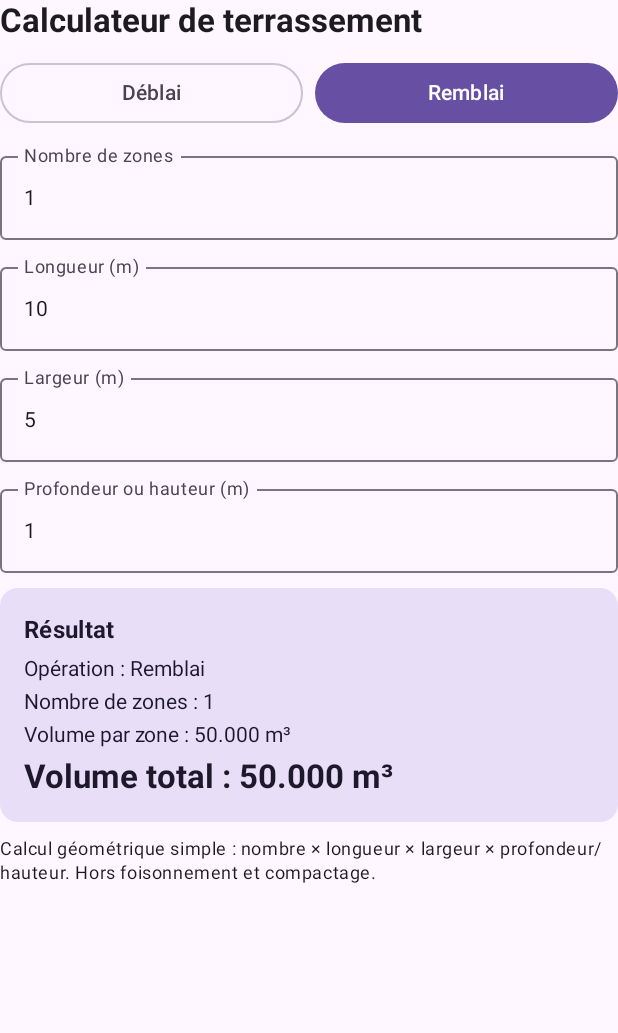
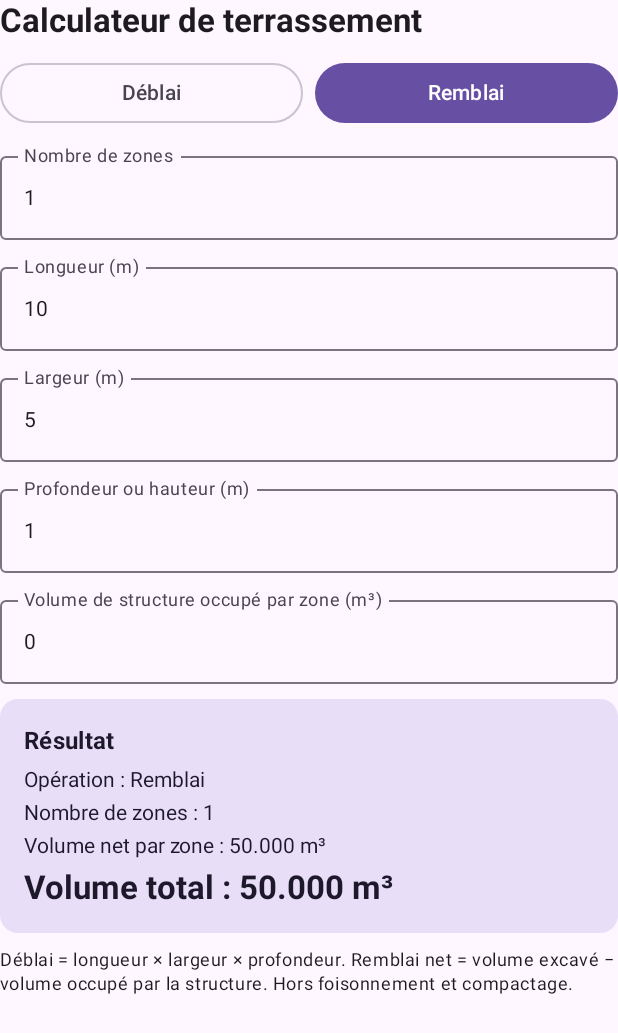
Before and after one commit to amingocha058-cyber/Btp-Pro-Dz, an Android app built with Jetpack Compose: the composable EarthworksCalculator shown on its own in the app's theme, after a tap on "Remblai", on a phone screen of 412 x 824 dp. Shown: the top 1033 px of the screen. Run offline under Robolectric (Android 15) with nearby library versions, the phone set to English and light mode, and no system bars; our stand-ins replace Room's generated code.

Commit message:
Use earthwork engine for net backfill calculation

```diff
--- a/app/src/main/java/dz/btpprodz/MainActivity.kt
+++ b/app/src/main/java/dz/btpprodz/MainActivity.kt
@@ -36,6 +36,8 @@ import androidx.compose.ui.Modifier
 import androidx.compose.ui.platform.LocalContext
 import androidx.compose.ui.text.font.FontWeight
 import androidx.compose.ui.unit.dp
+import dz.btpprodz.domain.calculations.EarthworkCalculator
+import java.math.BigDecimal
 import dz.btpprodz.data.AppSettingEntity
 import dz.btpprodz.data.BtpDatabase
 import dz.btpprodz.data.CustomUnitEntity
@@ -363,14 +365,30 @@ private fun EarthworksCalculator(isArabic: Boolean) {
     var lengthText by remember { mutableStateOf("10") }
     var widthText by remember { mutableStateOf("5") }
     var depthText by remember { mutableStateOf("1") }
+    var occupiedVolumeText by remember { mutableStateOf("0") }
 
     val quantity = quantityText.toDoubleOrNull() ?: 0.0
     val length = lengthText.toDoubleOrNull() ?: 0.0
     val width = widthText.toDoubleOrNull() ?: 0.0
     val depth = depthText.toDoubleOrNull() ?: 0.0
-    val valid = quantity > 0 && quantity % 1.0 == 0.0 && length > 0 && width > 0 && depth > 0
-    val unitVolume = length * width * depth
-    val totalVolume = if (valid) quantity * unitVolume else 0.0
+    val occupiedVolume = occupiedVolumeText.toBigDecimalOrNull()
+    val excavation = runCatching {
+        EarthworkCalculator.rectangularExcavation(
+            length.toBigDecimal(), width.toBigDecimal(), depth.toBigDecimal()
+        ).volumeCubicMeters
+    }.getOrNull()
+    val backfillPerZone = if (operation == 1 && excavation != null && occupiedVolume != null) {
+        runCatching { EarthworkCalculator.backfill(excavation, occupiedVolume).netVolumeCubicMeters }.getOrNull()
+    } else null
+    val unitVolume = when (operation) {
+        0 -> excavation?.toDouble() ?: 0.0
+        else -> backfillPerZone?.toDouble() ?: 0.0
+    }
+    val totalVolume = quantity * unitVolume
+    val valid = quantity.isFinite() && quantity > 0.0 && quantity % 1.0 == 0.0 &&
+        quantity <= Int.MAX_VALUE && length.isFinite() && width.isFinite() && depth.isFinite() &&
+        length > 0.0 && width > 0.0 && depth > 0.0 && unitVolume.isFinite() &&
+        totalVolume.isFinite() && (operation == 0 || backfillPerZone != null)
 
     Column(verticalArrangement = Arrangement.spacedBy(10.dp)) {
         Text(
@@ -394,6 +412,9 @@ private fun EarthworksCalculator(isArabic: Boolean) {
         NumberField(if (isArabic) "الطول (م)" else "Longueur (m)", lengthText) { lengthText = it }
         NumberField(if (isArabic) "العرض (م)" else "Largeur (m)", widthText) { widthText = it }
         NumberField(if (isArabic) "العمق أو الارتفاع (م)" else "Profondeur ou hauteur (m)", depthText) { depthText = it }
+        if (operation == 1) {
+            NumberField(if (isArabic) "حجم المنشأ داخل الحفر لكل منطقة (م³)" else "Volume de structure occupé par zone (m³)", occupiedVolumeText) { occupiedVolumeText = it }
+        }
 
         Card(colors = CardDefaults.cardColors(containerColor = MaterialTheme.colorScheme.secondaryContainer)) {
             Column(
@@ -403,21 +424,29 @@ private fun EarthworksCalculator(isArabic: Boolean) {
                 Text(if (isArabic) "النتيجة" else "Résultat", style = MaterialTheme.typography.titleMedium, fontWeight = FontWeight.Bold)
                 Text(if (isArabic) "العملية: ${if (operation == 0) "حفر" else "ردم"}" else "Opération : ${if (operation == 0) "Déblai" else "Remblai"}")
                 Text(if (isArabic) "عدد المناطق: ${if (quantity >= 0) quantity.toInt() else 0}" else "Nombre de zones : ${if (quantity >= 0) quantity.toInt() else 0}")
-                Text(if (isArabic) "حجم المنطقة الواحدة: ${"%.3f".format(unitVolume)} م³" else "Volume par zone : ${"%.3f".format(unitVolume)} m³")
+                Text(if (valid) {
+                    if (isArabic) "الحجم الصافي للمنطقة الواحدة: ${"%.3f".format(unitVolume)} م³" else "Volume net par zone : ${"%.3f".format(unitVolume)} m³"
+                } else {
+                    if (isArabic) "حجم المنطقة الواحدة: —" else "Volume par zone : —"
+                })
                 Text(
                     if (isArabic) "الحجم الإجمالي: ${"%.3f".format(totalVolume)} م³" else "Volume total : ${"%.3f".format(totalVolume)} m³",
                     style = MaterialTheme.typography.titleLarge,
                     fontWeight = FontWeight.Bold
                 )
                 if (!valid) Text(
-                    if (isArabic) "أدخل عدداً صحيحاً وأبعاداً أكبر من الصفر." else "Saisissez un nombre entier et des dimensions positives.",
+                    if (operation == 1) {
+                        if (isArabic) "تحقق من الأبعاد والعدد، وأن حجم المنشأ بين صفر وحجم الحفر." else "Vérifiez les dimensions, la quantité et un volume occupé compris entre zéro et le volume excavé."
+                    } else {
+                        if (isArabic) "أدخل عدداً صحيحاً وأبعاداً أكبر من الصفر." else "Saisissez un nombre entier et des dimensions positives."
+                    },
                     color = MaterialTheme.colorScheme.error,
                     style = MaterialTheme.typography.bodySmall
                 )
             }
         }
         Text(
-            if (isArabic) "الحساب الهندسي المبسط: العدد × الطول × العرض × العمق/الارتفاع. لا يشمل معامل انتفاش التربة أو الدمك." else "Calcul géométrique simple : nombre × longueur × largeur × profondeur/hauteur. Hors foisonnement et compactage.",
+            if (isArabic) "الحفر = الطول × العرض × العمق. الردم الصافي = حجم الحفر − حجم المنشأ المشغول لكل منطقة. لا يشمل الحساب انتفاش التربة أو الدمك." else "Déblai = longueur × largeur × profondeur. Remblai net = volume excavé − volume occupé par la structure. Hors foisonnement et compactage.",
             style = MaterialTheme.typography.bodySmall
         )
     }
```
